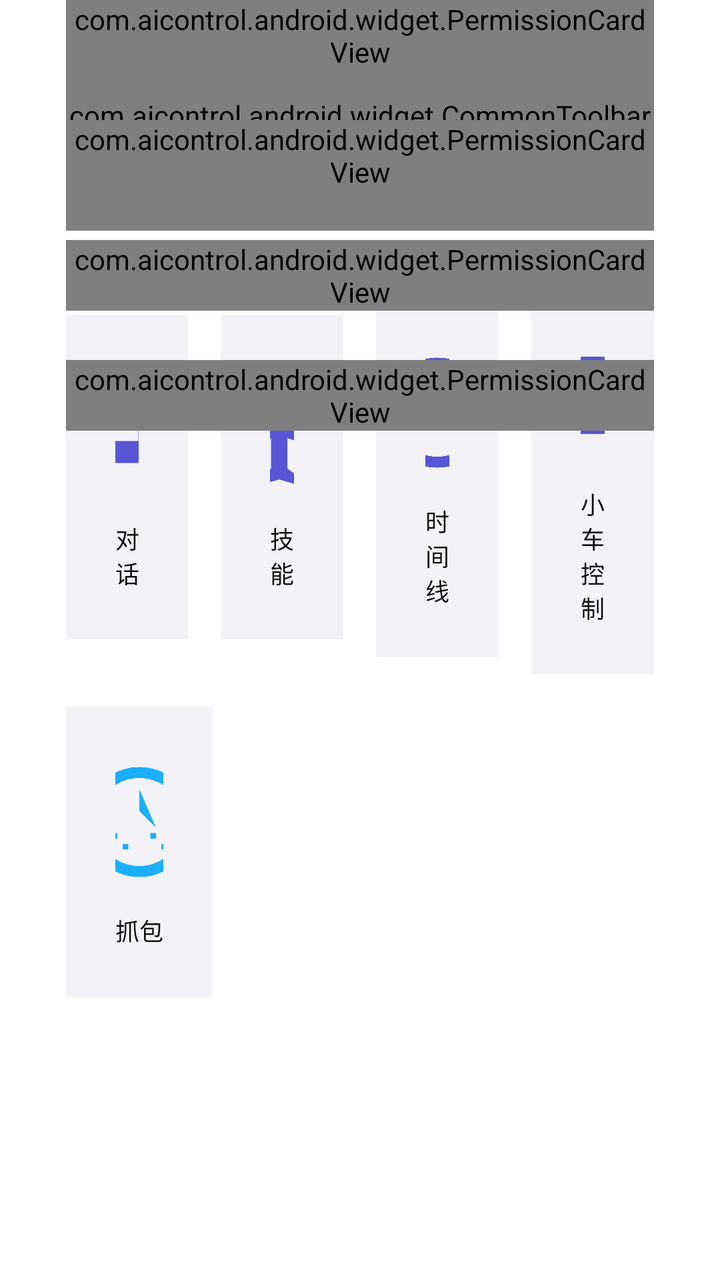
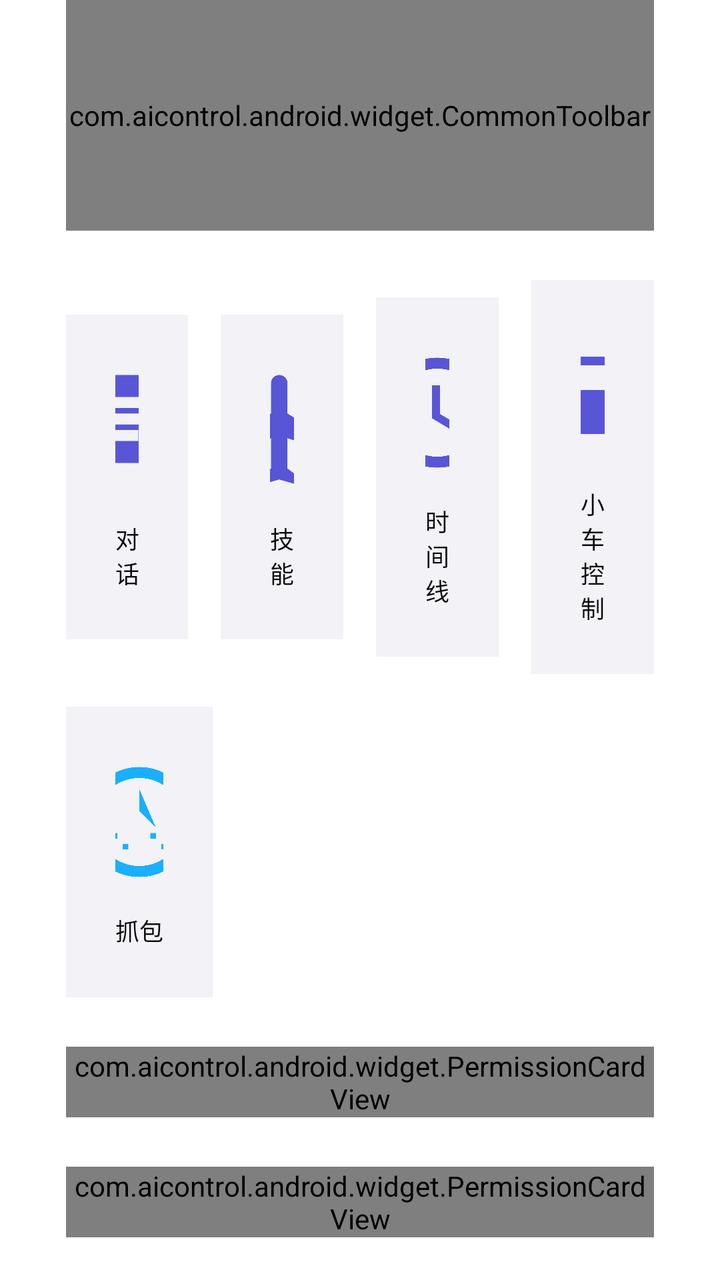

The first picture is an Android layout as it rendered before a commit; the second is the same layout after the commit. The layout source and the unified diff follow.
<!-- AndroidManifest.xml: application theme Theme.AiControl -->
<!-- res/layout/activity_home.xml -->
<?xml version="1.0" encoding="utf-8"?>
<androidx.constraintlayout.widget.ConstraintLayout
    xmlns:android="http://schemas.android.com/apk/res/android"
    xmlns:app="http://schemas.android.com/apk/res-auto"
    android:layout_width="match_parent"
    android:layout_height="match_parent"
    android:background="@color/colorBgPrimary"
    android:paddingHorizontal="16pt">

    <com.aicontrol.android.widget.CommonToolbar
        android:id="@+id/toolbar"
        android:layout_width="match_parent"
        android:layout_height="56pt"
        app:layout_constraintTop_toTopOf="parent" />

    <LinearLayout
        android:id="@+id/layoutQuickActions"
        android:layout_width="match_parent"
        android:layout_height="wrap_content"
        android:orientation="horizontal"
        android:gravity="center"
        android:layout_marginTop="12pt"
        app:layout_constraintTop_toBottomOf="@id/toolbar">

        <LinearLayout
            android:id="@+id/btnChat"
            android:layout_width="0dp"
            android:layout_height="wrap_content"
            android:layout_weight="1"
            android:orientation="vertical"
            android:gravity="center"
            android:padding="12pt"
            android:background="@color/colorBgSecondary">

            <ImageView
                android:layout_width="32pt"
                android:layout_height="32pt"
                android:src="@drawable/ic_chat"
                app:tint="@color/colorBrandPrimary" />

            <TextView
                android:layout_width="wrap_content"
                android:layout_height="wrap_content"
                android:layout_marginTop="6pt"
                android:text="@string/home_btn_chat"
                android:textColor="@color/colorTextPrimary"
                android:textSize="12sp" />

        </LinearLayout>

        <LinearLayout
            android:id="@+id/btnSkills"
            android:layout_width="0dp"
            android:layout_height="wrap_content"
            android:layout_weight="1"
            android:orientation="vertical"
            android:gravity="center"
            android:padding="12pt"
            android:layout_marginStart="8pt"
            android:background="@color/colorBgSecondary">

            <ImageView
                android:layout_width="32pt"
                android:layout_height="32pt"
                android:src="@drawable/ic_skills"
                app:tint="@color/colorBrandPrimary" />

            <TextView
                android:layout_width="wrap_content"
                android:layout_height="wrap_content"
                android:layout_marginTop="6pt"
                android:text="@string/home_btn_skills"
                android:textColor="@color/colorTextPrimary"
                android:textSize="12sp" />

        </LinearLayout>

        <LinearLayout
            android:id="@+id/btnTimeline"
            android:layout_width="0dp"
            android:layout_height="wrap_content"
            android:layout_weight="1"
            android:orientation="vertical"
            android:gravity="center"
            android:padding="12pt"
            android:layout_marginStart="8pt"
            android:background="@color/colorBgSecondary">

            <ImageView
                android:layout_width="32pt"
                android:layout_height="32pt"
                android:src="@drawable/ic_timeline"
                app:tint="@color/colorBrandPrimary" />

            <TextView
                android:layout_width="wrap_content"
                android:layout_height="wrap_content"
                android:layout_marginTop="6pt"
                android:text="@string/home_btn_timeline"
                android:textColor="@color/colorTextPrimary"
                android:textSize="12sp" />

        </LinearLayout>

        <LinearLayout
            android:id="@+id/btnCar"
            android:layout_width="0dp"
            android:layout_height="wrap_content"
            android:layout_weight="1"
            android:orientation="vertical"
            android:gravity="center"
            android:padding="12pt"
            android:layout_marginStart="8pt"
            android:background="@color/colorBgSecondary">

            <ImageView
                android:layout_width="32pt"
                android:layout_height="32pt"
                android:src="@drawable/ic_car"
                app:tint="@color/colorBrandPrimary" />

            <TextView
                android:layout_width="wrap_content"
                android:layout_height="wrap_content"
                android:layout_marginTop="6pt"
                android:text="@string/home_btn_car"
                android:textColor="@color/colorTextPrimary"
                android:textSize="12sp" />

        </LinearLayout>

    </LinearLayout>

    <LinearLayout
        android:id="+id/layoutQuickActions2"
        android:layout_width="match_parent"
        android:layout_height="wrap_content"
        android:orientation="horizontal"
        android:gravity="center"
        android:layout_marginTop="8pt"
        app:layout_constraintTop_toBottomOf="@id/layoutQuickActions">

        <LinearLayout
            android:id="@+id/btnTcpdump"
            android:layout_width="0dp"
            android:layout_height="wrap_content"
            android:layout_weight="1"
            android:orientation="vertical"
            android:gravity="center"
            android:padding="12pt"
            android:background="@color/colorBgSecondary">

            <ImageView
                android:layout_width="32pt"
                android:layout_height="32pt"
                android:src="@drawable/ic_tcpdump"
                app:tint="@color/colorInfoPrimary" />

            <TextView
                android:layout_width="wrap_content"
                android:layout_height="wrap_content"
                android:layout_marginTop="6pt"
                android:text="@string/home_btn_tcpdump"
                android:textColor="@color/colorTextPrimary"
                android:textSize="12sp" />

        </LinearLayout>

        <View
            android:layout_width="0dp"
            android:layout_height="0dp"
            android:layout_weight="1" />

        <View
            android:layout_width="0dp"
            android:layout_height="0dp"
            android:layout_weight="1" />

        <View
            android:layout_width="0dp"
            android:layout_height="0dp"
            android:layout_weight="1" />

    </LinearLayout>

    <com.aicontrol.android.widget.PermissionCardView
        android:id="@+id/cardAccessibility"
        android:layout_width="match_parent"
        android:layout_height="wrap_content"
        android:layout_marginTop="16pt"
        android:visibility="gone"
        app:cardIcon="@drawable/ic_accessibility"
        app:cardTitle="@string/home_card_accessibility_title"
        app:cardSubtitle="@string/home_card_accessibility_subtitle"
        app:layout_constraintTop_toBottomOf="@id/layoutQuickActions2" />

    <com.aicontrol.android.widget.PermissionCardView
        android:id="@+id/cardNotification"
        android:layout_width="match_parent"
        android:layout_height="wrap_content"
        android:layout_marginTop="12pt"
        app:cardIcon="@drawable/ic_notification"
        app:cardTitle="@string/home_card_notification_title"
        app:cardSubtitle="@string/home_card_notification_subtitle"
        app:layout_constraintTop_toBottomOf="@id/layoutQuickActions2" />

    <com.aicontrol.android.widget.PermissionCardView
        android:id="@+id/cardSystemWindow"
        android:layout_width="match_parent"
        android:layout_height="wrap_content"
        android:layout_marginTop="12pt"
        app:cardIcon="@drawable/ic_window"
        app:cardTitle="@string/home_card_system_window_title"
        app:cardSubtitle="@string/home_card_system_window_subtitle"
        app:layout_constraintTop_toBottomOf="@id/cardNotification" />

    <com.aicontrol.android.widget.PermissionCardView
        android:id="@+id/cardBattery"
        android:layout_width="match_parent"
        android:layout_height="wrap_content"
        android:layout_marginTop="12pt"
        app:cardIcon="@drawable/ic_battery"
        app:cardTitle="@string/home_card_battery_title"
        app:cardSubtitle="@string/home_card_battery_subtitle"
        app:layout_constraintTop_toBottomOf="@id/cardSystemWindow" />

    <com.aicontrol.android.widget.PermissionCardView
        android:id="@+id/cardStorage"
        android:layout_width="match_parent"
        android:layout_height="wrap_content"
        android:layout_marginTop="12pt"
        app:cardIcon="@drawable/ic_storage"
        app:cardTitle="@string/home_card_storage_title"
        app:cardSubtitle="@string/home_card_storage_subtitle"
        app:layout_constraintTop_toBottomOf="@id/cardBattery" />

    <com.aicontrol.android.widget.KButton
        android:id="@+id/btnCancelTask"
        android:layout_width="match_parent"
        android:layout_height="48pt"
        android:layout_marginTop="24pt"
        android:text="@string/home_cancel_task"
        android:textSize="16sp"
        android:visibility="gone"
        app:btnBackground="@color/colorErrorPrimary"
        app:btnTextColor="@color/colorErrorOnPrimary"
        app:layout_constraintTop_toBottomOf="@id/cardStorage" />

</androidx.constraintlayout.widget.ConstraintLayout>
<!-- resources referenced by this layout -->
<resources>
  <color name="colorBgPrimary">#FFFFFFFF</color>
  <color name="colorBgSecondary">#FFF2F2F7</color>
  <color name="colorBrandPrimary">#FF5856D6</color>
  <color name="colorErrorOnPrimary">#FFFFFFFF</color>
  <color name="colorErrorPrimary">#FFF6685D</color>
  <color name="colorInfoPrimary">#FF1AAFFF</color>
  <color name="colorTextPrimary">#F5000000</color>
  <!-- drawable ic_chat (drawable) -->
  <vector xmlns:android="http://schemas.android.com/apk/res/android"
      android:width="24dp"
      android:height="24dp"
      android:viewportWidth="24"
      android:viewportHeight="24">
      <path
          android:fillColor="#FFFFFF"
          android:pathData="M20,2H4c-1.1,0 -1.99,0.9 -1.99,2L2,22l4,-4h14c1.1,0 2,-0.9 2,-2V4c0,-1.1 -0.9,-2 -2,-2zM6,9h12v2H6V9zM14,14H6v-2h8v2zM18,8H6V6h12v2z"/>
  </vector>
  <!-- drawable ic_skills (drawable) -->
  <vector xmlns:android="http://schemas.android.com/apk/res/android"
      android:width="24dp"
      android:height="24dp"
      android:viewportWidth="24"
      android:viewportHeight="24">
      <path
          android:fillColor="#FF666666"
          android:pathData="M21,16v-2l-8,-5V3.5c0,-0.83 -0.67,-1.5 -1.5,-1.5S10,2.67 10,3.5V9l-8,5v2l8,-2.5V19l-2,1.5V22l3.5,-1 3.5,1v-1.5L13,19v-5.5l8,2.5z"/>
  </vector>
  <!-- drawable ic_storage (drawable) -->
  <?xml version="1.0" encoding="utf-8"?>
  <vector xmlns:android="http://schemas.android.com/apk/res/android"
      android:width="24dp"
      android:height="24dp"
      android:viewportWidth="24"
      android:viewportHeight="24">
      <path
          android:fillColor="#FFFFFF"
          android:pathData="M20,6H12L10,4H4C2.9,4 2,4.9 2,6v12c0,1.1 0.9,2 2,2h16c1.1,0 2,-0.9 2,-2V8C22,6.9 21.1,6 20,6zM20,18H4V8h16V18z" />
  </vector>
  <!-- drawable ic_window (drawable) -->
  <?xml version="1.0" encoding="utf-8"?>
  <vector xmlns:android="http://schemas.android.com/apk/res/android"
      android:width="24dp"
      android:height="24dp"
      android:viewportWidth="24"
      android:viewportHeight="24">
      <path
          android:fillColor="#FFFFFF"
          android:pathData="M19,3H5c-1.1,0 -2,0.9 -2,2v14c0,1.1 0.9,2 2,2h14c1.1,0 2,-0.9 2,-2V5c0,-1.1 -0.9,-2 -2,-2zM19,19H5V5h14v14zM7,10h2v7H7zM11,7h2v10h-2zM15,13h2v4h-2z" />
  </vector>
  <string name="home_btn_car">小车控制</string>
  <string name="home_btn_chat">对话</string>
  <string name="home_btn_skills">技能</string>
  <string name="home_btn_tcpdump">抓包</string>
  <string name="home_btn_timeline">时间线</string>
  <string name="home_cancel_task">停止当前任务</string>
  <string name="home_card_accessibility_subtitle">用于自动化操控手机</string>
  <string name="home_card_accessibility_title">无障碍服务</string>
  <string name="home_card_battery_subtitle">防止后台终止</string>
  <string name="home_card_battery_title">电池白名单</string>
  <string name="home_card_notification_subtitle">显示运行状态</string>
  <string name="home_card_notification_title">常驻通知</string>
  <string name="home_card_storage_subtitle">读写设备文件</string>
  <string name="home_card_storage_title">文件访问</string>
  <string name="home_card_system_window_subtitle">悬浮面板覆盖</string>
  <string name="home_card_system_window_title">系统悬浮窗</string>
  <color name="colorBrandOnPrimary">#FFFFFFFF</color>
  <color name="colorBrandContainer">#FFF7F7FF</color>
  <color name="colorBrandOnContainer">#FF2F2D84</color>
  <color name="colorContainerBrighten">#FFFFFFFF</color>
  <color name="colorContainerBase">#FFF2F2F7</color>
  <color name="colorTextSecondary">#AD000000</color>
  <color name="colorBorderBase">#0F000000</color>
  <color name="colorBorderLow">#0A000000</color>
  <!-- unchanged entries left out for length: 7 -->
</resources>

<!-- the commit's change to res/layout/activity_home.xml (unified diff, before → after) -->
@@ -132,7 +132,7 @@
     </LinearLayout>
 
     <LinearLayout
-        android:id="+id/layoutQuickActions2"
+        android:id="@+id/layoutQuickActions2"
         android:layout_width="match_parent"
         android:layout_height="wrap_content"
         android:orientation="horizontal"
